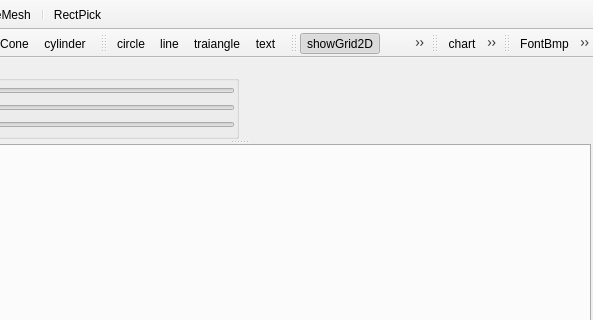
LonelyPolarbear/EasyPlot, file source/main/ui/MainWindow.ui: the form before one commit; both pictures show x 116 to 709 and y 0 to 320 of the 709 by 486 pixel window.
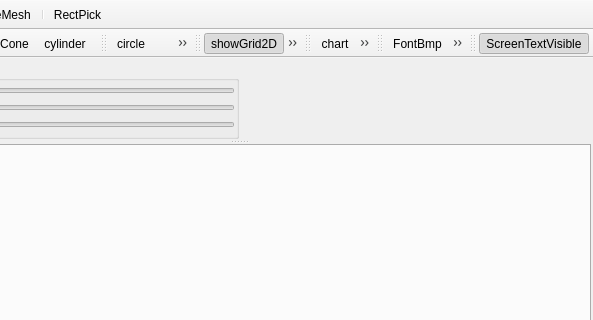
The form after the commit. Icons and pictures are not drawn.

Diff of the .ui file:
```diff
--- a/source/main/ui/MainWindow.ui
+++ b/source/main/ui/MainWindow.ui
@@ -316,6 +316,18 @@
    <addaction name="ActFontBmp"/>
    <addaction name="ActFontSdf"/>
   </widget>
+  <widget class="QToolBar" name="toolBar_7">
+   <property name="windowTitle">
+    <string>toolBar_7</string>
+   </property>
+   <attribute name="toolBarArea">
+    <enum>TopToolBarArea</enum>
+   </attribute>
+   <attribute name="toolBarBreak">
+    <bool>false</bool>
+   </attribute>
+   <addaction name="ActScreenTipVisible"/>
+  </widget>
   <action name="ActCube">
    <property name="icon">
     <iconset resource="../qrc/easyPlotqrc.qrc">
@@ -573,6 +585,22 @@
     <string>text</string>
    </property>
   </action>
+  <action name="ActScreenTipVisible">
+   <property name="checkable">
+    <bool>true</bool>
+   </property>
+   <property name="checked">
+    <bool>true</bool>
+   </property>
+   <property name="icon">
+    <iconset resource="../qrc/easyPlotqrc.qrc">
+     <normaloff>:/icon/visible.svg</normaloff>
+     <normalon>:/icon/invisible.svg</normalon>:/icon/visible.svg</iconset>
+   </property>
+   <property name="text">
+    <string>ScreenTextVisible</string>
+   </property>
+  </action>
  </widget>
  <resources>
   <include location="../qrc/easyPlotqrc.qrc"/>
```
